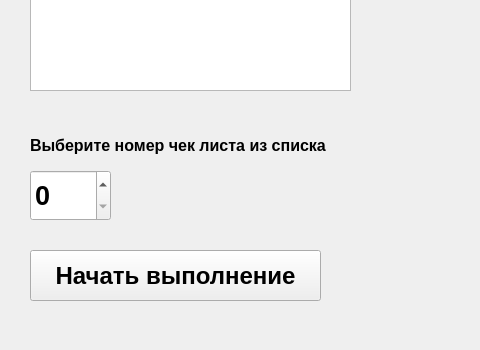
Qt form main.ui (Demonica22/CheckList) before a commit; both pictures show x 0 to 480 and y 480 to 830 of the 686 by 830 pixel window.
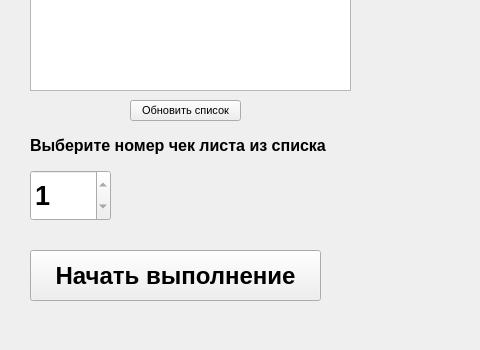
The same form after that commit.

Commit message: добавлено: -Меню по правой кнопке в таблице

The edit to the form file:
```diff
--- a/main.ui
+++ b/main.ui
@@ -75,6 +75,9 @@
       <bold>true</bold>
      </font>
     </property>
+    <property name="minimum">
+     <number>1</number>
+    </property>
     <property name="maximum">
      <number>1</number>
     </property>
@@ -122,6 +125,24 @@
      <string>Начать выполнение</string>
     </property>
    </widget>
+   <widget class="QPushButton" name="btn_update">
+    <property name="geometry">
+     <rect>
+      <x>130</x>
+      <y>580</y>
+      <width>111</width>
+      <height>21</height>
+     </rect>
+    </property>
+    <property name="font">
+     <font>
+      <pointsize>8</pointsize>
+     </font>
+    </property>
+    <property name="text">
+     <string>Обновить список</string>
+    </property>
+   </widget>
   </widget>
   <widget class="QMenuBar" name="menubar">
    <property name="geometry">
```
Left out of the diff: 2 changed lines with no effect on the pictures. The commit also changes 3 other files.
